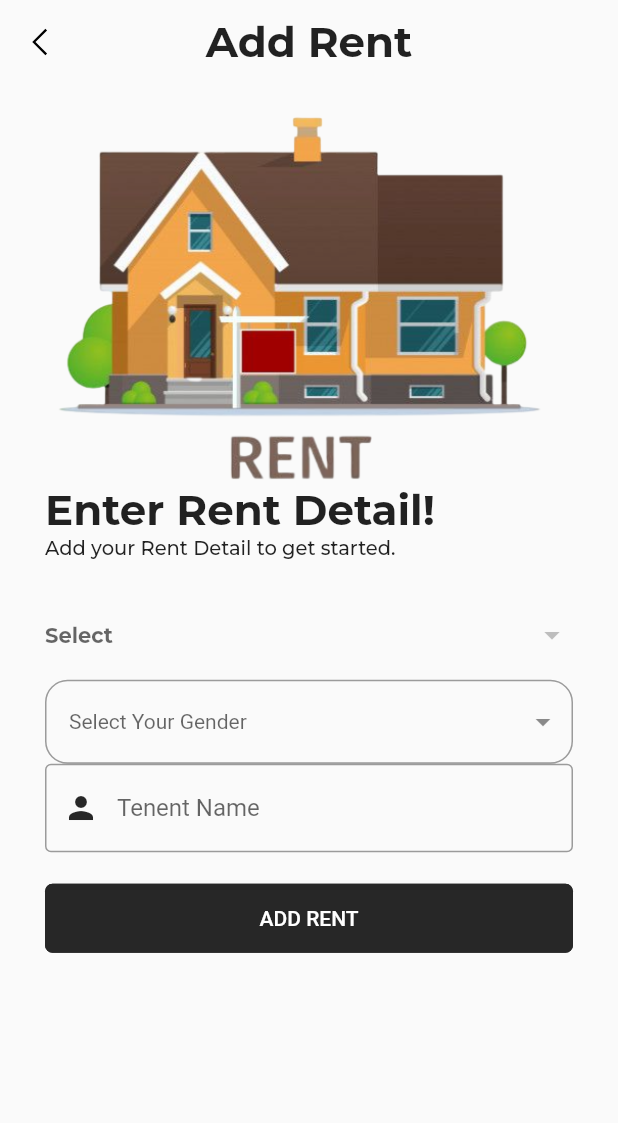
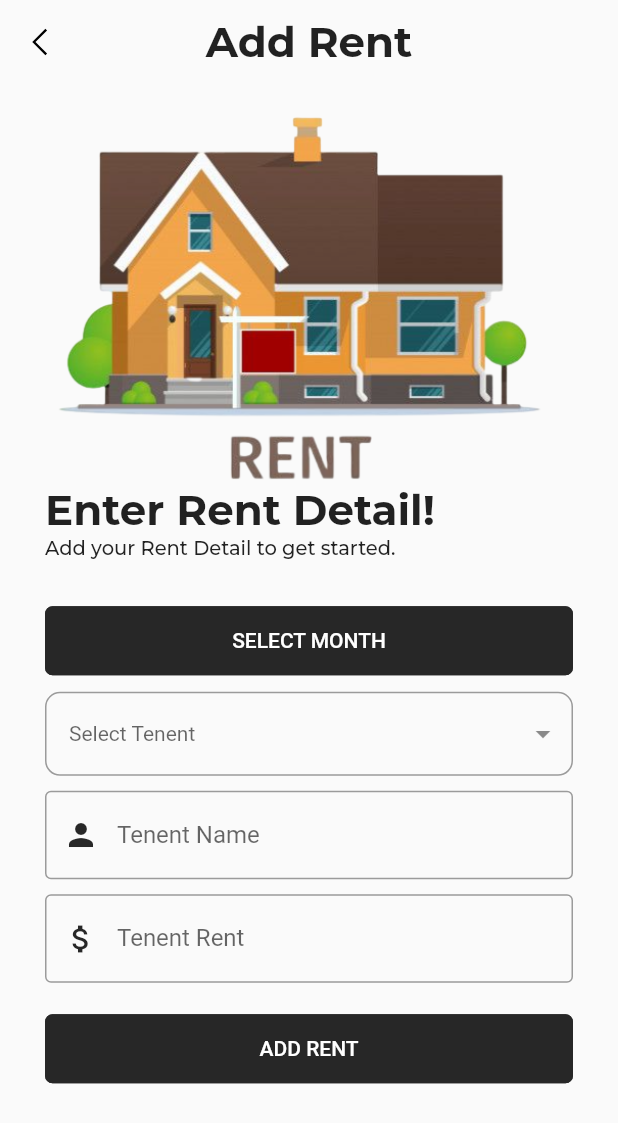
Before and after one commit to sheikhjebran/home_managment_mobile, a Flutter app: the screen it shows once a user with an empty profile is signed in, after a tap on "Add Rent", on a phone screen of 412 x 824 dp. Shown: the top 1123 px of the screen. Run offline on Flutter 3.47's test engine with Material 2 defaults, Android fonts, the phone set to English and light mode, and no system bars; drawn by our look-alikes of dropdown_button2; our stand-ins replace cloud_firestore, firebase_auth, firebase_core, flutter_otp_text_field, get, google_fonts and 3 more; missing offline and left inert: cloud_firestore_web, firebase_core_web, month_year_picker, shared_preferences_web; accounts and stored records are empty.

Commit message:
updating the code
updating the code

```diff
--- a/home/lib/constants/text_strings.dart
+++ b/home/lib/constants/text_strings.dart
@@ -94,3 +94,4 @@ const String tSelectRentHome = "Select Rent Home";
 const String tRentYear = "Rent Year";
 const String tRentMonth = "Rent Month";
 const String tRentAmount = "Rent Amount";
+const String tRentSelectMonth = "Select Month";
--- a/home/lib/features/screens/core/controllers/renent_controller.dart
+++ b/home/lib/features/screens/core/controllers/renent_controller.dart
@@ -3,16 +3,17 @@ import 'package:get/get.dart';
 
 import '../../../../repository/rent_repository/rent_repository.dart';
 import '../../authentication/models/rent_model.dart';
+import '../../authentication/models/tenent_model.dart';
 
 class RentController extends GetxController {
   static RentController get instance => Get.find();
 
   //- Text editing controller
-  final tenentName = TextEditingController();
-  final tenentNote = TextEditingController();
-  final tenentHome = TextEditingController();
-  final tenentAdvance = TextEditingController();
-  final tenentRent = TextEditingController();
+  final rentTenent = TextEditingController();
+  final rentAmount = TextEditingController();
+  final rentMonth = TextEditingController();
+  final rentYear = TextEditingController();
+  final rentTenentId = TextEditingController();
 
   final _rentRepo = Get.put(RentRepository());
 
@@ -23,4 +24,12 @@ class RentController extends GetxController {
   Future<void> addRent(RentModel rent) async {
     await _rentRepo.addRent(rent);
   }
+
+  Future<void> fetchTenentDataForSelectedHome(String selectedHome) async {
+    dynamic tenentModel =
+        await _rentRepo.fetchTenentDataForSelectedHome(selectedHome);
+    rentTenent.text = tenentModel.tenentName;
+    rentAmount.text = tenentModel.tenentRent.toString();
+    rentTenentId.text = tenentModel.id;
+  }
 }
--- a/home/lib/features/screens/core/screens/rent/rent.dart
+++ b/home/lib/features/screens/core/screens/rent/rent.dart
@@ -56,7 +56,7 @@ class MainWidget extends State<Rent> {
                                 title:
                                     "Rent: ${snapshot.data![index].rentTenent}",
                                 subTitle:
-                                    "Month: ${snapshot.data![index].rentMonth} ${snapshot.data![index].rentYear}",
+                                    "Month: ${snapshot.data![index].rentMonth}",
                                 titleDescription: snapshot
                                     .data![index].rentRecivedDate
                                     .toString(),
--- a/home/lib/features/screens/core/screens/rent/widget/add_rent_form_widget.dart
+++ b/home/lib/features/screens/core/screens/rent/widget/add_rent_form_widget.dart
@@ -1,42 +1,79 @@
+import 'dart:math';
+
 import 'package:dropdown_button2/dropdown_button2.dart';
 import 'package:flutter/material.dart';
 import 'package:get/get.dart';
-import 'package:home/common_widgets/card/formcard.dart';
 import 'package:home/constants/sizes.dart';
 import 'package:home/constants/text_strings.dart';
 import 'package:home/features/routing/routing.dart';
 import 'package:home/features/screens/authentication/models/home_model.dart';
-import 'package:home/features/screens/authentication/models/tenent_model.dart';
 import 'package:home/features/screens/core/controllers/home_controller.dart';
-import 'package:home/features/screens/core/controllers/tenent_controller.dart';
+import 'package:month_year_picker/month_year_picker.dart';
+import 'package:flutter_localizations/flutter_localizations.dart';
+import 'package:month_year_picker/month_year_picker.dart';
+import '../../../../authentication/models/rent_model.dart';
+import '../../../controllers/renent_controller.dart';
+import 'package:intl/intl.dart';
 
-// ignore: must_be_immutable
 class AddRentFormWidget extends StatefulWidget {
   const AddRentFormWidget({
     Key? key,
   }) : super(key: key);
 
   @override
-  // ignore: library_private_types_in_public_api
-  MainWidget createState() => MainWidget();
+  MainWidget createState() {
+    return MainWidget();
+  }
 }
 
 class MainWidget extends State<AddRentFormWidget> {
   final formKey = GlobalKey<FormState>();
-  final tenentController = Get.put(TenentController());
+  final rentController = Get.put(RentController());
   final homeController = Get.put(HomeController());
   List<dynamic> homeList = [];
   String? homeId;
-  final List<String> genderItems = [
-    'Male',
-    'Female',
+  String? rentSelectedMonth;
+  var localizationsDelegates = [
+    GlobalMaterialLocalizations.delegate,
+    GlobalWidgetsLocalizations.delegate,
+    // Add more delegates for other languages if needed
   ];
-
-  String? selectedValue;
+  String selectedRentMonth = tRentSelectMonth;
 
   @override
   void initState() {
     super.initState();
+  }
+
+  DateTime? _selected;
+
+  String formatDateTimeToMonthYear(DateTime dateTime) {
+    // Create a DateFormat instance with the desired format
+    final formatter = DateFormat('MMMM yyyy');
+
+    // Use the formatter to format the DateTime value into the desired string format
+    return formatter.format(dateTime);
+  }
+
+  Future<void> _showCalendar({
+    required BuildContext context,
+    String? locale,
+  }) async {
+    final localeObj = locale != null ? Locale(locale) : null;
+    final selected = await showMonthYearPicker(
+      context: context,
+      initialDate: _selected ?? DateTime.now(),
+      firstDate: DateTime(2019),
+      lastDate: DateTime(2030),
+      locale: localeObj,
+    );
+    if (selected != null) {
+      setState(() {
+        _selected = selected;
+        rentSelectedMonth = formatDateTimeToMonthYear(selected);
+        selectedRentMonth = "Selected : $rentSelectedMonth";
+      });
+    }
   }
 
   @override
@@ -51,49 +88,41 @@ class MainWidget extends State<AddRentFormWidget> {
               const SizedBox(
                 height: tFormHeight - 20,
               ),
+              SizedBox(
+                  width: double.infinity,
+                  child: ElevatedButton(
+                    onPressed: () => _showCalendar(context: context),
+                    child: Text(selectedRentMonth.toUpperCase()),
+                  )),
+              const SizedBox(
+                height: tFormHeight - 20,
+              ),
               FutureBuilder<List<HomeModel>>(
                   future: homeController.getAllHome(),
                   builder: (context, snapshot) {
                     if (snapshot.connectionState == ConnectionState.done) {
                       homeList = snapshot.data!;
-                      return FormCard.dropDownWidget(
-                          context, "Select", homeList, homeId, tenentController,
-                          (onChangedValue) {
-                        homeId = onChangedValue;
-                      });
-                    } else if (snapshot.hasError) {
-                      return Center(
-                        child: Text(snapshot.error.toString()),
-                      );
-                    } else {
-                      return const Center(
-                        child: Text('SomeThing went wrong'),
-                      );
-                    }
-                  }),
-              const SizedBox(
-                height: tFormHeight - 20,
-              ),
-              DropdownButtonFormField2<String>(
+                      return DropdownButtonFormField2<String>(
                         isExpanded: true,
                         decoration: InputDecoration(
                           // Add Horizontal padding using menuItemStyleData.padding so it matches
                           // the menu padding when button's width is not specified.
-                  contentPadding: const EdgeInsets.symmetric(vertical: 16),
+                          contentPadding:
+                              const EdgeInsets.symmetric(vertical: 16),
                           border: OutlineInputBorder(
-                    borderRadius: BorderRadius.circular(15),
+                            borderRadius: BorderRadius.circular(10),
                           ),
                           // Add more decoration..
                         ),
                         hint: const Text(
-                  'Select Your Gender',
+                          'Select Tenent',
                           style: TextStyle(fontSize: 14),
                         ),
-                items: genderItems
-                    .map((item) => DropdownMenuItem<String>(
-                          value: item,
+                        items: homeList
+                            .map((item) => DropdownMenuItem(
+                                  value: item.id.toString(),
                                   child: Text(
-                            item,
+                                    "${item.homeLocation} : ${item.homeFloor}",
                                     style: const TextStyle(
                                       fontSize: 14,
                                     ),
@@ -102,15 +131,17 @@ class MainWidget extends State<AddRentFormWidget> {
                             .toList(),
                         validator: (value) {
                           if (value == null) {
-                    return 'Please select gender.';
+                            return 'Please select Tenent.';
                           }
                           return null;
                         },
                         onChanged: (value) {
-                  //Do something when selected item is changed.
+                          homeId = value.toString();
+                          rentController
+                              .fetchTenentDataForSelectedHome(homeId!);
                         },
                         onSaved: (value) {
-                  selectedValue = value.toString();
+                          homeId = value.toString();
                         },
                         buttonStyleData: const ButtonStyleData(
                           padding: EdgeInsets.only(right: 8),
@@ -130,11 +161,33 @@ class MainWidget extends State<AddRentFormWidget> {
                         menuItemStyleData: const MenuItemStyleData(
                           padding: EdgeInsets.symmetric(horizontal: 16),
                         ),
+                      );
+                    } else if (snapshot.hasError) {
+                      return Center(
+                        child: Text(snapshot.error.toString()),
+                      );
+                    } else {
+                      return const Center(
+                        child: Text('SomeThing went wrong'),
+                      );
+                    }
+                  }),
+              const SizedBox(
+                height: tFormHeight - 20,
               ),
               TextFormField(
-                controller: tenentController.tenentName,
+                controller: rentController.rentTenent,
                 decoration: const InputDecoration(
                     label: Text(tTenentName), prefixIcon: Icon(Icons.person)),
+              ),
+              const SizedBox(
+                height: tFormHeight - 20,
+              ),
+              TextFormField(
+                controller: rentController.rentAmount,
+                decoration: const InputDecoration(
+                    label: Text(tTenentRent),
+                    prefixIcon: Icon(Icons.attach_money)),
               ),
               const SizedBox(
                 height: tFormHeight - 10,
@@ -144,16 +197,17 @@ class MainWidget extends State<AddRentFormWidget> {
                 child: ElevatedButton(
                   onPressed: () {
                     if (formKey.currentState!.validate()) {
-                      final tenent = TenentModel(
-                        tenentName: tenentController.tenentName.text.trim(),
-                        tenentHome: homeId!,
-                        tenentAdvance: double.parse(
-                            tenentController.tenentAdvance.text.trim()),
-                        tenentRent: double.parse(
-                            tenentController.tenentRent.text.trim()),
-                        tenentNote: tenentController.tenentNote.text.trim(),
+                      final rent = RentModel(
+                        rentTenent: rentController.rentTenentId.text.trim(),
+                        rentHome: homeId!,
+                        rentAmount:
+                            double.parse(rentController.rentAmount.text.trim()),
+                        rentMonth: rentSelectedMonth.toString(),
+                        rentRecivedDate: DateTime.now().toString(),
+                        rentYear: rentSelectedMonth.toString(),
                       );
-                      TenentController.instance.addTenent(tenent).then((value) {
+
+                      RentController.instance.addRent(rent).then((value) {
                         Go.back(context);
                       }).catchError((error) {
                         Get.snackbar("Error", "Something went wrong, Try again",
--- a/home/lib/main.dart
+++ b/home/lib/main.dart
@@ -1,4 +1,5 @@
 import 'package:firebase_core/firebase_core.dart';
+import 'package:flutter/cupertino.dart';
 import 'package:flutter/material.dart';
 import 'package:get/get.dart';
 import 'package:home/features/screens/core/screens/home/add_home.dart';
@@ -16,6 +17,8 @@ import 'features/screens/splash/splash_screen.dart';
 import 'features/utils/firebase_options.dart';
 import 'features/utils/theme/theme.dart';
 import 'repository/authentication_repository/authentication_repository.dart';
+import 'package:flutter_localizations/flutter_localizations.dart';
+import 'package:month_year_picker/month_year_picker.dart';
 
 Future main() async {
   WidgetsFlutterBinding.ensureInitialized();
@@ -29,6 +32,14 @@ class MyApp extends StatelessWidget {
   @override
   Widget build(BuildContext context) {
     return GetMaterialApp(
+      localizationsDelegates: const [
+        GlobalWidgetsLocalizations.delegate,
+        GlobalMaterialLocalizations.delegate,
+        MonthYearPickerLocalizations.delegate
+      ],
+      supportedLocales: const [
+        Locale('en', ''), // English
+      ],
       theme: TAppTheme.lightTheme,
       darkTheme: TAppTheme.darkTheme,
       themeMode: ThemeMode.system,
--- a/home/pubspec.yaml
+++ b/home/pubspec.yaml
@@ -45,6 +45,7 @@ dependencies:
   google_nav_bar: ^5.0.6
   dropdown_button2: ^2.1.2
   snippet_coder_utils: ^1.0.14
+  month_year_picker: ^0.3.0+1
 
 dev_dependencies:
   flutter_test:
```
Also changed, not shown: home/lib/features/screens/authentication/models/tenent_model.dart (+13 -6 lines), home/lib/repository/rent_repository/rent_repository.dart (+29 -1 lines). Lines whose indentation alone changed are shown as unchanged.
